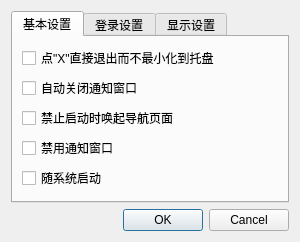
This is client/forms/settingsdialog.ui in NSS-Studio/NDR_Client as Qt 5 draws it before an edit. The edited form follows.
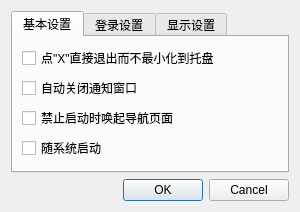
This is the edited form.

Commit message: 1. remove the checkBox of close popUp.

What changed in the file:
```diff
--- a/client/forms/settingsdialog.ui
+++ b/client/forms/settingsdialog.ui
@@ -34,7 +34,7 @@
        <string>基本设置</string>
       </attribute>
       <layout class="QGridLayout" name="gridLayout_3">
-       <item row="7" column="0">
+       <item row="6" column="0">
         <spacer name="verticalSpacer_2">
          <property name="orientation">
           <enum>Qt::Vertical</enum>
@@ -47,13 +47,6 @@
          </property>
         </spacer>
        </item>
-       <item row="5" column="0">
-        <widget class="QCheckBox" name="checkBox_3">
-         <property name="text">
-          <string>禁用通知窗口</string>
-         </property>
-        </widget>
-       </item>
        <item row="3" column="0">
         <widget class="QCheckBox" name="chkWebEnable">
          <property name="text">
@@ -68,7 +61,7 @@
          </property>
         </widget>
        </item>
-       <item row="6" column="0">
+       <item row="5" column="0">
         <widget class="QCheckBox" name="checkBox_2">
          <property name="text">
           <string>随系统启动</string>
```
Left out of the diff: 14 changed lines with no effect on the pictures. The commit also changes 1 other file.
